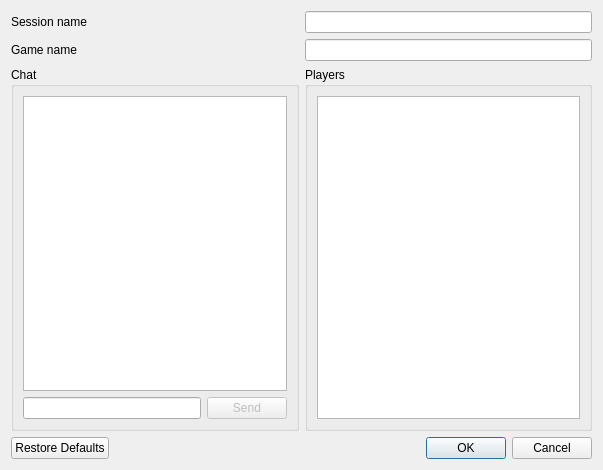
Above: Source/RMG/UserInterface/Dialog/Netplay/NetplaySessionDialog.ui from Rosalie241/RMG before the change. Below: the same form after it.
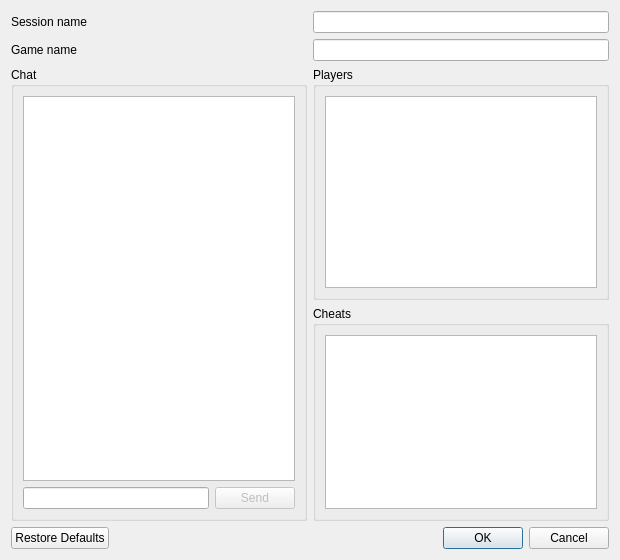
That is the form after the change.

Commit message: RMG: show enabled cheats in NetplaySessionDialog

```diff
--- a/Source/RMG/UserInterface/Dialog/Netplay/NetplaySessionDialog.ui
+++ b/Source/RMG/UserInterface/Dialog/Netplay/NetplaySessionDialog.ui
@@ -6,14 +6,14 @@
    <rect>
     <x>0</x>
     <y>0</y>
-    <width>603</width>
-    <height>470</height>
+    <width>620</width>
+    <height>560</height>
    </rect>
   </property>
   <property name="windowTitle">
    <string>Netplay Session</string>
   </property>
-  <layout class="QVBoxLayout" name="verticalLayout_3">
+  <layout class="QVBoxLayout" name="verticalLayout_5">
    <item>
     <layout class="QHBoxLayout" name="horizontalLayout_3">
      <item>
@@ -98,6 +98,8 @@
       </widget>
      </item>
      <item>
+      <layout class="QVBoxLayout" name="verticalLayout_3">
+       <item>
       <widget class="QGroupBox" name="groupBox">
        <property name="title">
         <string>Players</string>
@@ -108,6 +110,38 @@
         </item>
        </layout>
       </widget>
+       </item>
+       <item>
+        <widget class="QGroupBox" name="groupBox_3">
+         <property name="title">
+          <string>Cheats</string>
+         </property>
+         <layout class="QVBoxLayout" name="verticalLayout_4">
+          <item>
+           <widget class="QTreeWidget" name="cheatsTreeWidget">
+            <property name="verticalScrollBarPolicy">
+             <enum>Qt::ScrollBarPolicy::ScrollBarAsNeeded</enum>
+            </property>
+            <property name="sizeAdjustPolicy">
+             <enum>QAbstractScrollArea::SizeAdjustPolicy::AdjustToContentsOnFirstShow</enum>
+            </property>
+            <property name="sortingEnabled">
+             <bool>true</bool>
+            </property>
+            <property name="headerHidden">
+             <bool>true</bool>
+            </property>
+            <column>
+             <property name="text">
+              <string notr="true">1</string>
+             </property>
+            </column>
+           </widget>
+          </item>
+         </layout>
+        </widget>
+       </item>
+      </layout>
      </item>
     </layout>
    </item>
```
Lines whose indentation alone changed are shown as unchanged. The commit also changes 6 other files.
